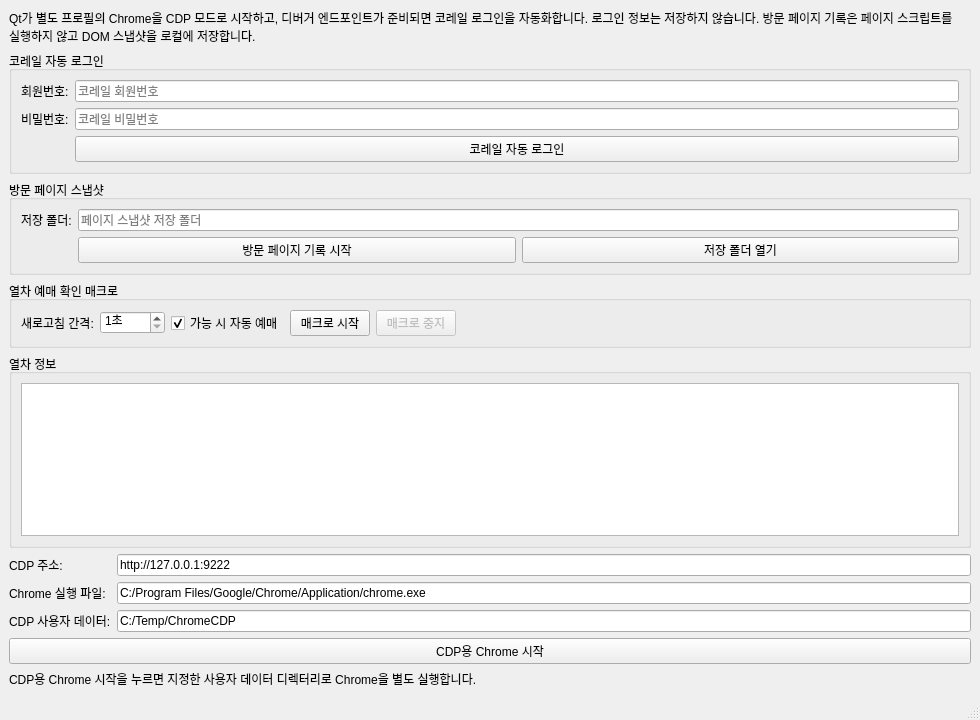
This is mainwindow.ui in ongre01/Qt_CDP as Qt 5 draws it before an edit. The edited form follows.
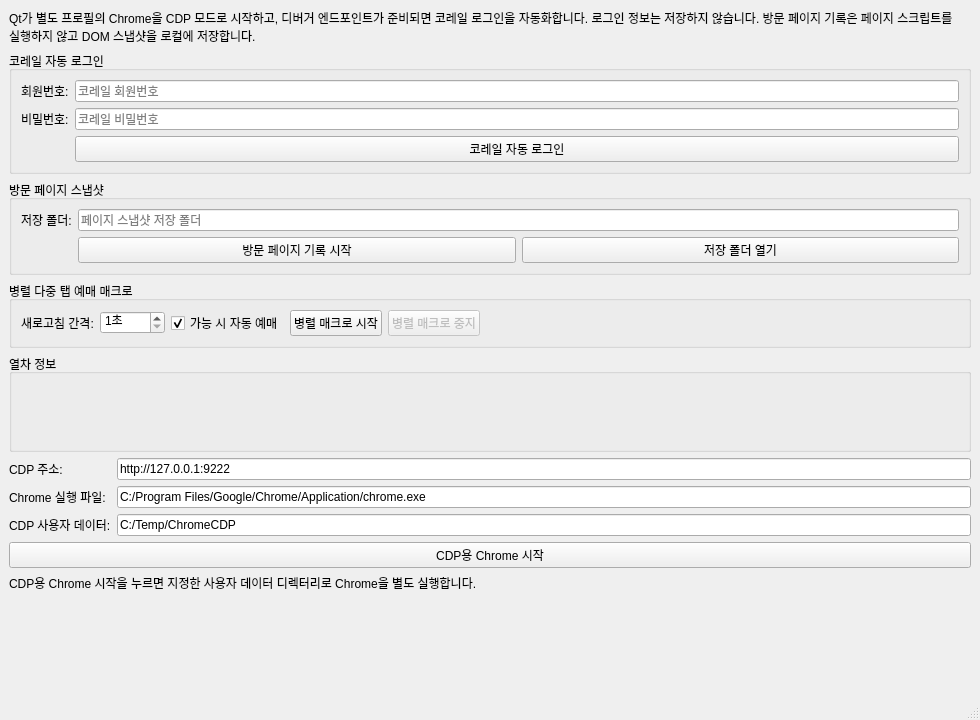
This is the edited form.

Commit message: feat(train): implement parallel booking with per-tab controllers and QTabWidget UI

The edit to the form file:
```diff
--- a/mainwindow.ui
+++ b/mainwindow.ui
@@ -116,7 +116,7 @@
     <item>
      <widget class="QGroupBox" name="trainRefreshMacroGroupBox">
       <property name="title">
-       <string>열차 예매 확인 매크로</string>
+       <string>병렬 다중 탭 예매 매크로</string>
       </property>
       <layout class="QHBoxLayout" name="trainRefreshMacroLayout">
        <item>
@@ -156,19 +156,19 @@
         </widget>
        </item>
        <item>
-        <widget class="QPushButton" name="startTrainRefreshMacroButton">
+       <widget class="QPushButton" name="startTrainRefreshMacroButton">
          <property name="text">
-          <string>매크로 시작</string>
+          <string>병렬 매크로 시작</string>
          </property>
         </widget>
        </item>
        <item>
-        <widget class="QPushButton" name="stopTrainRefreshMacroButton">
+       <widget class="QPushButton" name="stopTrainRefreshMacroButton">
          <property name="enabled">
           <bool>false</bool>
          </property>
          <property name="text">
-          <string>매크로 중지</string>
+          <string>병렬 매크로 중지</string>
          </property>
         </widget>
        </item>
@@ -195,12 +195,12 @@
       </property>
       <layout class="QVBoxLayout" name="trainInfoLayout">
        <item>
-        <widget class="QTableWidget" name="trainInfoTableWidget">
-         <property name="alternatingRowColors">
+        <widget class="QTabWidget" name="trainInfoTabWidget">
+         <property name="documentMode">
           <bool>true</bool>
          </property>
-         <property name="selectionMode">
-          <enum>QAbstractItemView::SelectionMode::SingleSelection</enum>
+         <property name="usesScrollButtons">
+          <bool>true</bool>
          </property>
         </widget>
        </item>
```
Left out of the diff: 2 changed lines with no effect on the pictures. The commit also changes 2 other files.
